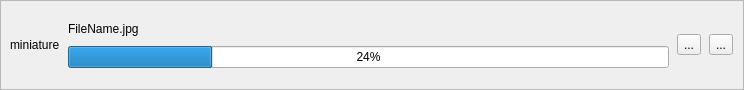
Above: ui/FileCard.ui from light-and-ray/ProstoUpscaleAI before the change. Below: the same form after it.
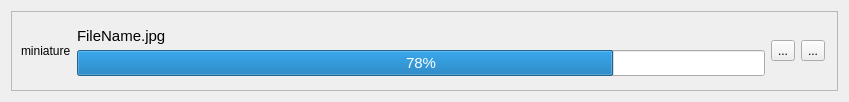
That is the form after the change. Icons and pictures are not drawn.

```diff
--- a/ui/FileCard.ui
+++ b/ui/FileCard.ui
@@ -6,8 +6,8 @@
    <rect>
     <x>0</x>
     <y>0</y>
-    <width>744</width>
-    <height>90</height>
+    <width>849</width>
+    <height>98</height>
    </rect>
   </property>
   <property name="focusPolicy">
@@ -17,18 +17,6 @@
    <string>Form</string>
   </property>
   <layout class="QVBoxLayout" name="verticalLayout_2">
-   <property name="leftMargin">
-    <number>0</number>
-   </property>
-   <property name="topMargin">
-    <number>0</number>
-   </property>
-   <property name="rightMargin">
-    <number>0</number>
-   </property>
-   <property name="bottomMargin">
-    <number>0</number>
-   </property>
    <item>
     <widget class="QFrame" name="frame">
      <property name="sizePolicy">
@@ -40,7 +28,7 @@
      <property name="minimumSize">
       <size>
        <width>600</width>
-       <height>90</height>
+       <height>80</height>
       </size>
      </property>
      <property name="baseSize">
@@ -61,17 +49,11 @@
      <property name="frameShadow">
       <enum>QFrame::Raised</enum>
      </property>
-     <layout class="QHBoxLayout" name="horizontalLayout" stretch="2,30,1,1">
-      <property name="spacing">
-       <number>8</number>
-      </property>
-      <property name="leftMargin">
-       <number>9</number>
-      </property>
+     <layout class="QHBoxLayout" name="horizontalLayout_2" stretch="2,30,1,1">
       <property name="rightMargin">
-       <number>10</number>
+       <number>12</number>
       </property>
-      <item alignment="Qt::AlignHCenter|Qt::AlignVCenter">
+      <item>
        <widget class="QLabel" name="miniature">
         <property name="sizePolicy">
          <sizepolicy hsizetype="MinimumExpanding" vsizetype="Expanding">
@@ -101,23 +83,53 @@
       </item>
       <item>
        <layout class="QVBoxLayout" name="verticalLayout">
+        <property name="spacing">
+         <number>3</number>
+        </property>
         <property name="topMargin">
-         <number>9</number>
+         <number>3</number>
         </property>
         <property name="bottomMargin">
-         <number>12</number>
+         <number>5</number>
         </property>
-        <item alignment="Qt::AlignLeft">
-         <widget class="QLabel" name="filenameLabel">
-          <property name="text">
-           <string>FileName.jpg</string>
-          </property>
-         </widget>
+        <item>
+         <layout class="QHBoxLayout" name="horizontalLayout">
+          <item>
+           <widget class="QLabel" name="filenameLabel">
+            <property name="font">
+             <font>
+              <pointsize>11</pointsize>
+             </font>
+            </property>
+            <property name="text">
+             <string>FileName.jpg</string>
+            </property>
+           </widget>
+          </item>
+          <item>
+           <spacer name="horizontalSpacer">
+            <property name="orientation">
+             <enum>Qt::Horizontal</enum>
+            </property>
+            <property name="sizeHint" stdset="0">
+             <size>
+              <width>40</width>
+              <height>20</height>
+             </size>
+            </property>
+           </spacer>
+          </item>
+         </layout>
         </item>
         <item>
          <widget class="QProgressBar" name="progressBar">
+          <property name="font">
+           <font>
+            <pointsize>11</pointsize>
+           </font>
+          </property>
           <property name="value">
-           <number>24</number>
+           <number>78</number>
           </property>
          </widget>
         </item>
```
Left out of the diff: 2 changed lines with no effect on the pictures.
